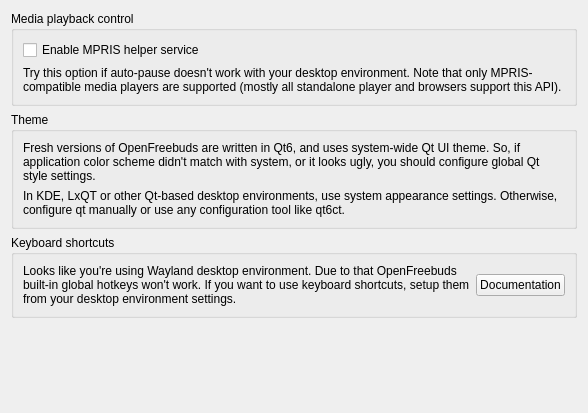
The window that openfreebuds_qt/designer/linux_extras.ui (melianmiko/OpenFreebuds) describes before a commit, drawn with Qt 5.
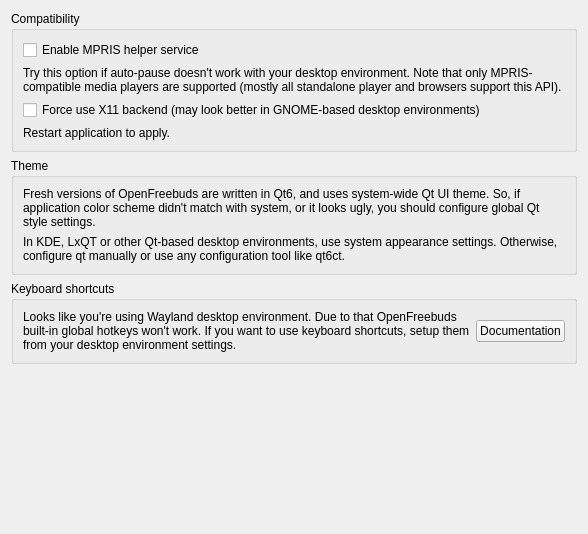
The same window after the commit.

Commit message: [UI] Add force X11 checkbox for GNOMEs, fixes

```diff
--- a/openfreebuds_qt/designer/linux_extras.ui
+++ b/openfreebuds_qt/designer/linux_extras.ui
@@ -7,7 +7,7 @@
     <x>0</x>
     <y>0</y>
     <width>588</width>
-    <height>413</height>
+    <height>534</height>
    </rect>
   </property>
   <property name="windowTitle">
@@ -17,7 +17,7 @@
    <item>
     <widget class="QGroupBox" name="groupBox">
      <property name="title">
-      <string>Media playback control</string>
+      <string>Compatibility</string>
      </property>
      <layout class="QVBoxLayout" name="verticalLayout">
       <item>
@@ -37,6 +37,20 @@
         </property>
        </widget>
       </item>
+      <item>
+       <widget class="QCheckBox" name="force_x11_checkbox">
+        <property name="text">
+         <string>Force use X11 backend (may look better in GNOME-based desktop environments)</string>
+        </property>
+       </widget>
+      </item>
+      <item>
+       <widget class="QLabel" name="label_5">
+        <property name="text">
+         <string>Restart application to apply.</string>
+        </property>
+       </widget>
+      </item>
      </layout>
     </widget>
    </item>
```
Left out of the diff: 17 changed lines with no effect on the pictures. The commit also changes 5 other files.
